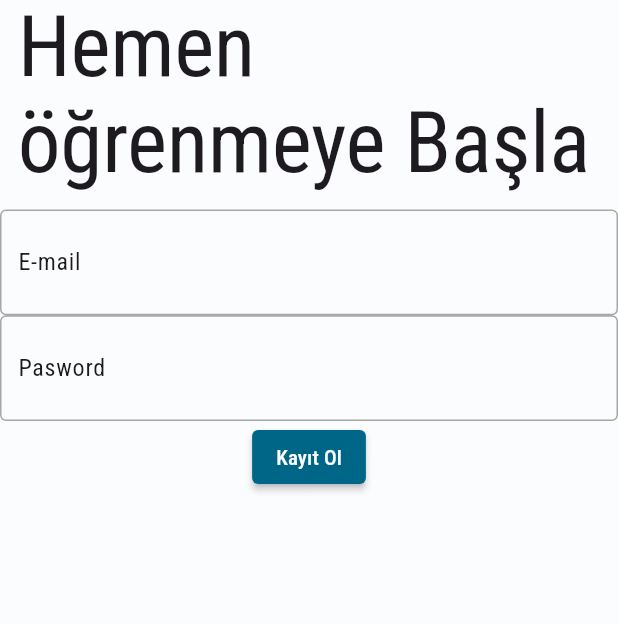
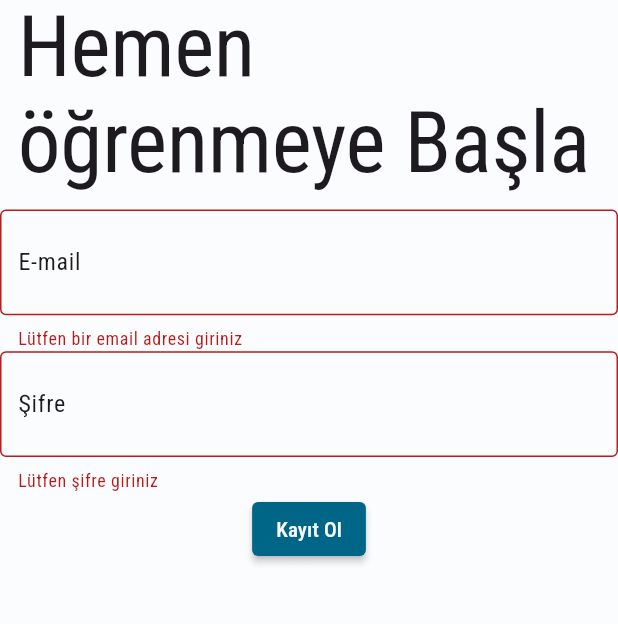
Before and after one commit to umutatakul/Tobeto_LMS_Project, a Flutter app: the SignupScreen screen opened directly, after a tap on "Kayıt Ol", on a phone screen of 412 x 824 dp, the part 236-860 px from its top. Run offline on Flutter 3.47's test engine with Material 3 defaults, Android fonts, the phone set to English and light mode, and no system bars; our stand-ins replace animated_background, flutter_heatmap_calendar, flutter_rating_bar, flutter_svg, font_awesome_flutter, google_fonts and 3 more.

Commit message:
Signup ekranı form yapısı ile oluşturuldu

```diff
--- a/tobeto_lms_project/lib/main.dart
+++ b/tobeto_lms_project/lib/main.dart
@@ -4,6 +4,7 @@ import 'package:tobeto_lms_project/screens/calendar_screen.dart';
 import 'package:tobeto_lms_project/screens/catalogue_screen.dart';
 import 'package:tobeto_lms_project/screens/home_screen.dart';
 import 'package:tobeto_lms_project/screens/login_screen.dart';
+import 'package:tobeto_lms_project/screens/profile_edit_screen.dart';
 import 'package:tobeto_lms_project/screens/profile_screen.dart';
 import 'package:tobeto_lms_project/screens/review_screen.dart';
 import 'package:tobeto_lms_project/screens/signup_screen.dart';
@@ -59,8 +60,8 @@ class TobetoApp extends StatelessWidget {
       //Named Route-Routing eklendiği yer
       initialRoute: '/',
       routes: {
-        '/': (context) => const //CatalogueScreen(),
-            LoginScreen(),
+        '/': (context) => const ProfileEditScreen(),
+        //LoginScreen(),
         //'/signup': (context) => const SignupScreen(),
         '/home': (context) => const HomeScreen(),
         '/profile': (context) => ProfileScreen(),
--- /dev/null
+++ b/tobeto_lms_project/lib/screens/profile_edit_screen.dart
@@ -0,0 +1,20 @@
+import 'package:flutter/material.dart';
+import 'package:tobeto_lms_project/widgets/custom_app_bar_widget.dart';
+import 'package:tobeto_lms_project/widgets/custom_drawer.dart';
+
+class ProfileEditScreen extends StatelessWidget {
+  const ProfileEditScreen({Key? key}) : super(key: key);
+
+  @override
+  Widget build(BuildContext context) {
+    return Scaffold(
+      appBar: CustomAppBarWidget(appBarTitle: "Profil Düzenleme"),
+      drawer: CustomDrawer(),
+      //Tab Controller ile ilgili yazı
+      //https://medium.com/@iremakdgn/flutter-tabbar-tabbar-view-e3a60add2eb5
+      body: Column(
+        children: [DefaultTabController(length: 6, child: Text("data"))],
+      ),
+    );
+  }
+}
--- a/tobeto_lms_project/lib/screens/signup_screen.dart
+++ b/tobeto_lms_project/lib/screens/signup_screen.dart
@@ -1,9 +1,20 @@
 import 'package:flutter/material.dart';
 import 'package:flutter_svg/svg.dart';
 import 'package:tobeto_lms_project/constants/paths/paths_of_login.dart';
+import 'package:tobeto_lms_project/screens/home_screen.dart';
 
-class SignupScreen extends StatelessWidget {
+class SignupScreen extends StatefulWidget {
   const SignupScreen({Key? key}) : super(key: key);
+
+  @override
+  State<SignupScreen> createState() => _SignupScreenState();
+}
+
+class _SignupScreenState extends State<SignupScreen> {
+  //Form alanı için
+  final GlobalKey<FormState> _formKey = GlobalKey<FormState>();
+  String _email = "";
+  String _password = "";
 
   @override
   Widget build(BuildContext context) {
@@ -23,35 +34,77 @@ class SignupScreen extends StatelessWidget {
               )),
           Container(
             child: Form(
+              key: _formKey,
               child: Column(
                 mainAxisAlignment: MainAxisAlignment.start,
                 children: [
-                  TextField(
+                  TextFormField(
                     decoration: InputDecoration(
                       prefix: const Icon(Icons.email_outlined),
                       label: Text(
                         "E-mail",
                         style: Theme.of(context).textTheme.bodyLarge,
                       ),
-                        border: OutlineInputBorder()),
+                      border: OutlineInputBorder(),
+                      hintText: "kullanici@example",
                     ),
-                  TextField(
+                    validator: (value) {
+                      if (value == null || value.isEmpty) {
+                        return "Lütfen bir email adresi giriniz";
+                      }
+                      if (!RegExp(r'^[\w-\.]+@[\w-\.]+\.\w{2,3}$')
+                          .hasMatch(value)) {
+                        return 'Lütfen geçerli bir email adresi giriniz';
+                      }
+                      return null;
+                    },
+                    onSaved: (value) {
+                      _email = value!;
+                    },
+                  ),
+                  TextFormField(
                       decoration: InputDecoration(
                         prefix: const Icon(Icons.password_sharp),
                         label: Text(
-                          "Pasword",
+                          "Şifre",
                           style: Theme.of(context).textTheme.bodyLarge,
                         ),
-                        border: OutlineInputBorder()),
+                        hintText: "Abcd1234",
+                        border: OutlineInputBorder(),
                       ),
+                      validator: (value) {
+                        if (value == null || value.isEmpty) {
+                          return 'Lütfen şifre giriniz';
+                        }
+                        if (!RegExp(
+                                r'^(?=.*[a-z])(?=.*[A-Z])(?=.*\d)[a-zA-Z\d]{8,}$')
+                            .hasMatch(value)) {
+                          return 'Şifre en az bir büyük harf, bir küçük harf, bir rakam içermeli ve en az 8 karakter uzunluğunda olmalıdır';
+                        }
+                        return null;
+                      },
+                      onSaved: (value) {
+                        _password = value!;
+                      }),
+                  Padding(
+                    padding: const EdgeInsets.only(bottom: 80.0),
+                    child: ElevatedButton(
+                        onPressed: () {
+                          if (_formKey.currentState!.validate()) {
+                            _formKey.currentState!.save();
+
+                            //TODO ana ekrana navige et
+                            Navigator.of(context).push(MaterialPageRoute(
+                              builder: (context) => HomeScreen(),
+                            ));
+                          }
+                        },
+                        child: Text("Kayıt Ol")),
+                  )
                 ],
               ),
             ),
           ),
-          Padding(
-            padding: const EdgeInsets.only(bottom: 80.0),
-            child: ElevatedButton(onPressed: () {}, child: Text("Kayıt Ol")),
-          )
         ]),
       ),
     );
```
Lines whose indentation alone changed are shown as unchanged.
